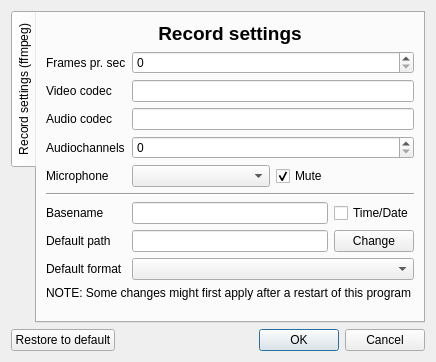
Above: source/settingsdialog.ui from froksen/FDesktopRecorder before the change. Below: the same form after it.
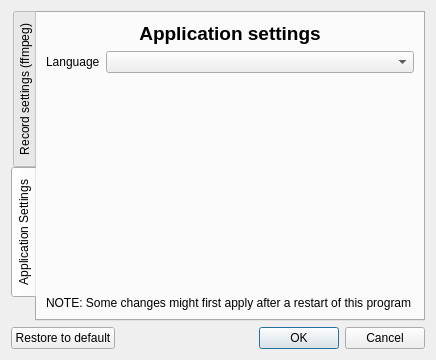
That is the form after the change.

Commit message: Added: Change language in program

```diff
--- a/source/settingsdialog.ui
+++ b/source/settingsdialog.ui
@@ -6,8 +6,8 @@
    <rect>
     <x>0</x>
     <y>0</y>
-    <width>426</width>
-    <height>362</height>
+    <width>424</width>
+    <height>360</height>
    </rect>
   </property>
   <property name="windowTitle">
@@ -20,7 +20,7 @@
       <enum>QTabWidget::West</enum>
      </property>
      <property name="currentIndex">
-      <number>0</number>
+      <number>1</number>
      </property>
      <widget class="QWidget" name="tabRecordsettings">
       <attribute name="title">
@@ -240,6 +240,77 @@
       <zorder>verticalSpacer</zorder>
       <zorder>label</zorder>
      </widget>
+     <widget class="QWidget" name="tabApplicationSettings">
+      <attribute name="title">
+       <string>Application Settings</string>
+      </attribute>
+      <layout class="QVBoxLayout" name="verticalLayout_3">
+       <item>
+        <widget class="QLabel" name="labelAppSettingsheader">
+         <property name="font">
+          <font>
+           <pointsize>14</pointsize>
+           <weight>75</weight>
+           <bold>true</bold>
+          </font>
+         </property>
+         <property name="text">
+          <string>Application settings</string>
+         </property>
+         <property name="alignment">
+          <set>Qt::AlignCenter</set>
+         </property>
+        </widget>
+       </item>
+       <item>
+        <layout class="QGridLayout" name="gridLayout_6">
+         <item row="0" column="0">
+          <widget class="QLabel" name="labelLanguage">
+           <property name="text">
+            <string>Language</string>
+           </property>
+          </widget>
+         </item>
+         <item row="0" column="1">
+          <widget class="QComboBox" name="comboBoxLanguage"/>
+         </item>
+         <item row="1" column="1">
+          <spacer name="horizontalSpacer">
+           <property name="orientation">
+            <enum>Qt::Horizontal</enum>
+           </property>
+           <property name="sizeHint" stdset="0">
+            <size>
+             <width>278</width>
+             <height>17</height>
+            </size>
+           </property>
+          </spacer>
+         </item>
+        </layout>
+       </item>
+       <item>
+        <spacer name="verticalSpacer_2">
+         <property name="orientation">
+          <enum>Qt::Vertical</enum>
+         </property>
+         <property name="sizeHint" stdset="0">
+          <size>
+           <width>20</width>
+           <height>189</height>
+          </size>
+         </property>
+        </spacer>
+       </item>
+       <item>
+        <widget class="QLabel" name="label_2">
+         <property name="text">
+          <string>NOTE: Some changes might first apply after a restart of this program</string>
+         </property>
+        </widget>
+       </item>
+      </layout>
+     </widget>
     </widget>
    </item>
    <item>
```
Left out of the diff: 2 changed lines with no effect on the pictures. The commit also changes 11 other files.
